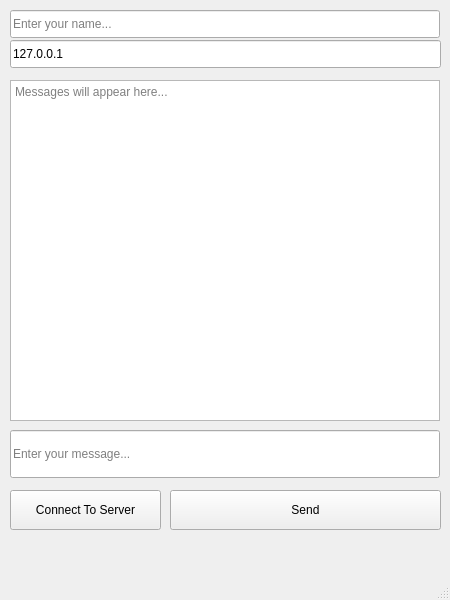
The window that mainwindow.ui (rana-rabi/os-project-client) describes before a commit, drawn with Qt 5.
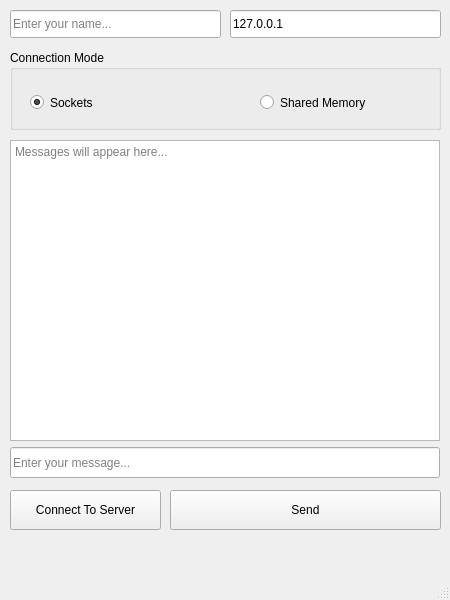
The same window after the commit.

Commit message: shared memory

What changed in the file:
```diff
--- a/mainwindow.ui
+++ b/mainwindow.ui
@@ -18,9 +18,9 @@
     <property name="geometry">
      <rect>
       <x>10</x>
-      <y>80</y>
+      <y>140</y>
       <width>430</width>
-      <height>341</height>
+      <height>301</height>
      </rect>
     </property>
     <property name="readOnly">
@@ -34,9 +34,9 @@
     <property name="geometry">
      <rect>
       <x>10</x>
-      <y>430</y>
+      <y>447</y>
       <width>430</width>
-      <height>48</height>
+      <height>31</height>
      </rect>
     </property>
     <property name="placeholderText">
@@ -61,7 +61,7 @@
      <rect>
       <x>10</x>
       <y>10</y>
-      <width>430</width>
+      <width>211</width>
       <height>28</height>
      </rect>
     </property>
@@ -72,9 +72,9 @@
    <widget class="QLineEdit" name="serverIP">
     <property name="geometry">
      <rect>
-      <x>10</x>
-      <y>40</y>
-      <width>431</width>
+      <x>230</x>
+      <y>10</y>
+      <width>211</width>
       <height>28</height>
      </rect>
     </property>
@@ -98,6 +98,48 @@
      <string>Connect To Server</string>
     </property>
    </widget>
+   <widget class="QGroupBox" name="groupBox">
+    <property name="geometry">
+     <rect>
+      <x>10</x>
+      <y>50</y>
+      <width>431</width>
+      <height>80</height>
+     </rect>
+    </property>
+    <property name="title">
+     <string>Connection Mode</string>
+    </property>
+    <widget class="QRadioButton" name="tcpRadioButton">
+     <property name="geometry">
+      <rect>
+       <x>20</x>
+       <y>40</y>
+       <width>111</width>
+       <height>25</height>
+      </rect>
+     </property>
+     <property name="text">
+      <string>Sockets</string>
+     </property>
+     <property name="checked">
+      <bool>true</bool>
+     </property>
+    </widget>
+    <widget class="QRadioButton" name="sharedMemoryRadioButton">
+     <property name="geometry">
+      <rect>
+       <x>250</x>
+       <y>40</y>
+       <width>161</width>
+       <height>25</height>
+      </rect>
+     </property>
+     <property name="text">
+      <string>Shared Memory</string>
+     </property>
+    </widget>
+   </widget>
   </widget>
   <widget class="QMenuBar" name="menubar">
    <property name="geometry">
```
The commit also changes 41 other files.
